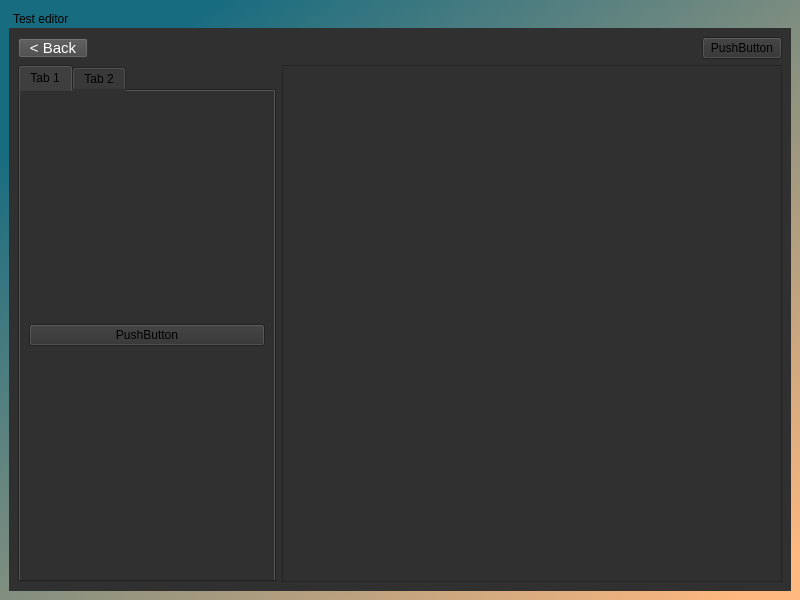
NeoMCHS/testing-app, file UI/applicationUi.ui: the form before one commit.
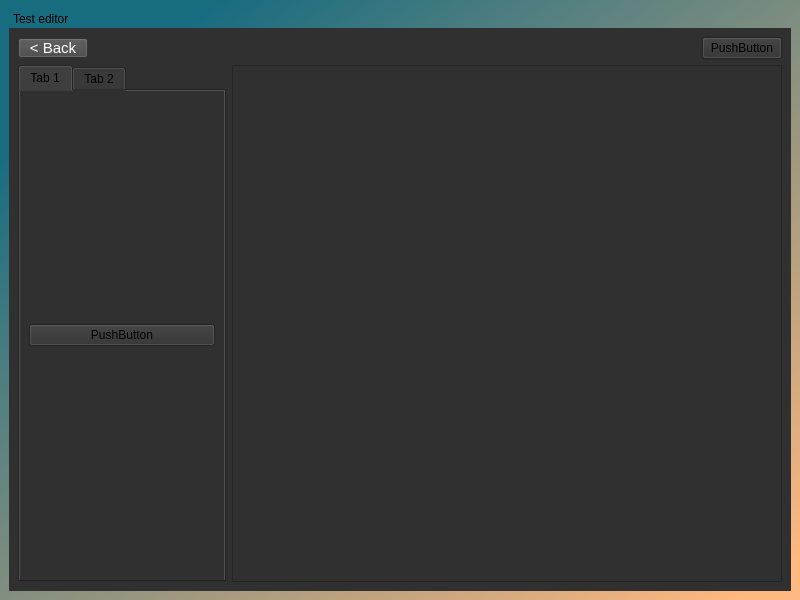
The form after the commit. The open tabs and pages were chosen to show the change.

Commit message: Added point distribution options to UI

What changed in the file:
```diff
--- a/UI/applicationUi.ui
+++ b/UI/applicationUi.ui
@@ -178,7 +178,7 @@
          <widget class="QTabWidget" name="tabWidget">
           <property name="minimumSize">
            <size>
-            <width>200</width>
+            <width>180</width>
             <height>0</height>
            </size>
           </property>
@@ -216,7 +216,7 @@
          <widget class="QScrollArea" name="scrollArea">
           <property name="minimumSize">
            <size>
-            <width>500</width>
+            <width>550</width>
             <height>0</height>
            </size>
           </property>
@@ -228,7 +228,7 @@
             <rect>
              <x>0</x>
              <y>0</y>
-             <width>498</width>
+             <width>548</width>
              <height>480</height>
             </rect>
            </property>
```
Left out of the diff: 2 changed lines with no effect on the pictures. The commit also changes 3 other files.
